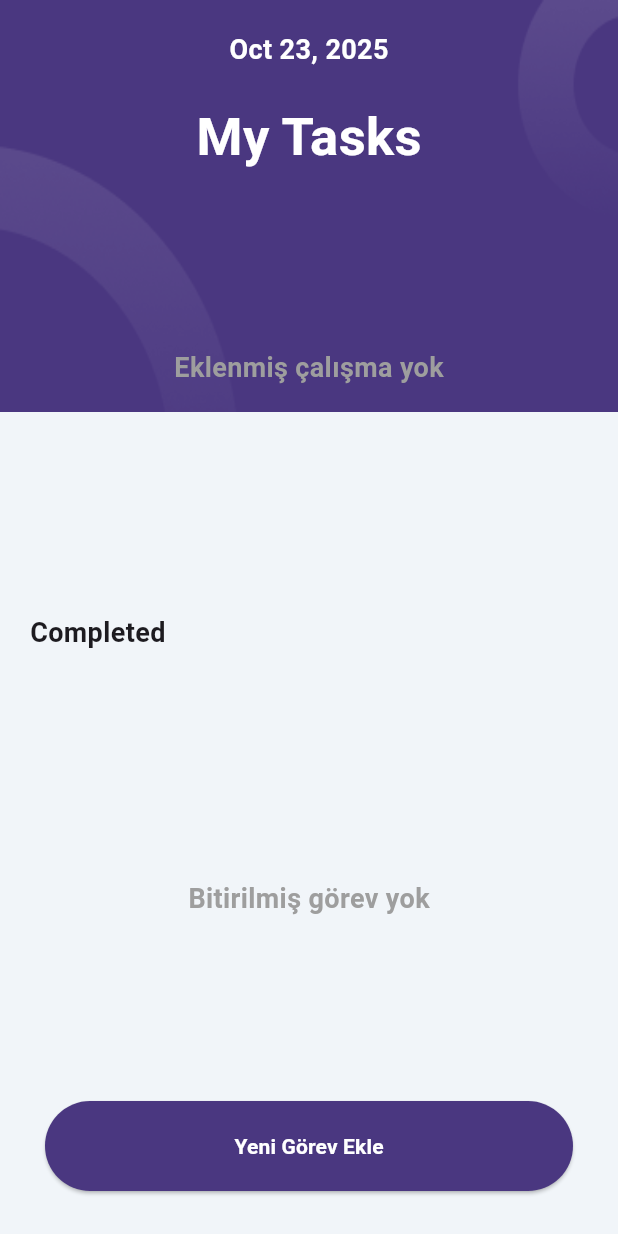
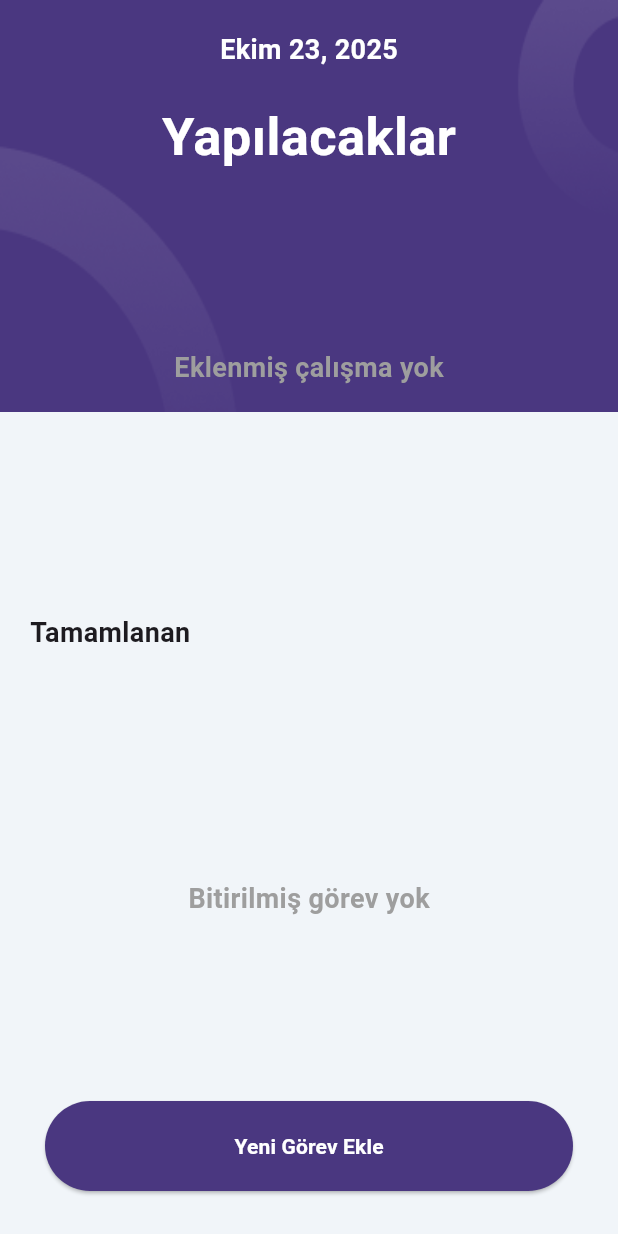
Before and after one commit to IbrahimSenates/todo-app, a Flutter app: the screen it shows after launch, on a phone screen of 412 x 824 dp. Run offline on Flutter 3.47's test engine with Material 3 defaults, Android fonts, the phone set to English and light mode, and no system bars; our stand-ins replace flutter_local_notifications, flutter_timezone, hexcolor, isar, timezone; accounts and stored records are empty; generated files the repository leaves out were written again.

```diff
--- a/lib/main.dart
+++ b/lib/main.dart
@@ -3,6 +3,7 @@ import 'package:todo_app_2/screens/home.dart';
 import 'package:todo_app_2/service/data_base_service.dart';
 import 'package:todo_app_2/service/notification_service.dart';
 import 'package:intl/date_symbol_data_local.dart';
+import 'package:flutter_localizations/flutter_localizations.dart';
 
 void main() async {
   WidgetsFlutterBinding.ensureInitialized();
@@ -22,6 +23,16 @@ class MyApp extends StatefulWidget {
 class _MyAppState extends State<MyApp> {
   @override
   Widget build(BuildContext context) {
-    return MaterialApp(debugShowCheckedModeBanner: false, home: HomeScreen());
+    return MaterialApp(
+      debugShowCheckedModeBanner: false,
+      home: HomeScreen(),
+      locale: Locale('tr', 'TR'),
+      supportedLocales: [Locale('tr', 'TR')],
+      localizationsDelegates: [
+        GlobalMaterialLocalizations.delegate,
+        GlobalWidgetsLocalizations.delegate,
+        GlobalCupertinoLocalizations.delegate,
+      ],
+    );
   }
 }
--- a/lib/screens/home.dart
+++ b/lib/screens/home.dart
@@ -56,7 +56,7 @@ class _HomeScreenState extends State<HomeScreen> {
               child: Align(
                 alignment: AlignmentGeometry.centerLeft,
                 child: Text(
-                  'Completed',
+                  'Tamamlanan',
                   style: TextStyle(fontWeight: FontWeight.bold, fontSize: 18),
                 ),
               ),
--- a/lib/service/data_base_service.dart
+++ b/lib/service/data_base_service.dart
@@ -15,7 +15,7 @@ class DataBaseService {
   List<Todo> currentTodos = [];
 
   //Görev ekle
-  Future<void> addTodo(
+  Future<int> addTodo(
     String text,
     String category,
     DateTime date,
@@ -30,6 +30,7 @@ class DataBaseService {
       ..description = description;
     isar.writeTxn(() => isar.todos.put(newTodo));
     await fetchTodos();
+    return newTodo.id;
   }
 
   //Görevleri getir
--- a/lib/widgets/header_widget.dart
+++ b/lib/widgets/header_widget.dart
@@ -1,9 +1,14 @@
 import 'package:flutter/material.dart';
+import 'package:hexcolor/hexcolor.dart';
 import 'package:intl/intl.dart';
+import 'package:todo_app_2/constants/color.dart';
 
 class HeaderItem extends StatelessWidget {
   HeaderItem({super.key});
-  final String formattedData = DateFormat('MMM dd, y').format(DateTime.now());
+  final String formattedData = DateFormat(
+    'MMMM dd, y',
+    'tr_TR',
+  ).format(DateTime.now());
 
   @override
   Widget build(BuildContext context) {
@@ -11,7 +16,7 @@ class HeaderItem extends StatelessWidget {
     double deviceWidht = MediaQuery.of(context).size.width;
     return Container(
       decoration: BoxDecoration(
-        color: Colors.purple,
+        color: HexColor(buttonColor),
         image: DecorationImage(
           image: AssetImage("lib/assets/images/header.png"),
           fit: BoxFit.fill,
@@ -35,7 +40,7 @@ class HeaderItem extends StatelessWidget {
           Padding(
             padding: EdgeInsets.only(top: 20),
             child: Text(
-              "My Tasks",
+              "Yapılacaklar",
               style: TextStyle(
                 color: Colors.white,
                 fontSize: 35,
--- a/lib/widgets/input_widget.dart
+++ b/lib/widgets/input_widget.dart
@@ -19,8 +19,8 @@ class InputWidget extends StatefulWidget {
 }
 
 DateTime nowDate = DateTime.now();
-DateTime firstDate = DateTime(nowDate.year, nowDate.month - 2);
-DateTime lastDate = DateTime(nowDate.year, nowDate.month + 2);
+DateTime firstDate = DateTime(nowDate.year, nowDate.month, nowDate.day);
+DateTime lastDate = DateTime(nowDate.year + 10);
 TimeOfDay nowTime = TimeOfDay.now();
 
 class _InputWidgetState extends State<InputWidget> {
--- a/pubspec.yaml
+++ b/pubspec.yaml
@@ -31,6 +31,9 @@ dependencies:
   flutter:
     sdk: flutter
 
+  flutter_localizations:
+    sdk: flutter
+
   # The following adds the Cupertino Icons font to your application.
   # Use with the CupertinoIcons class for iOS style icons.
   cupertino_icons: ^1.0.8
@@ -39,7 +42,7 @@ dependencies:
   isar: ^3.1.0+1
   isar_flutter_libs: ^3.1.0+1
   path_provider: ^2.1.5
-  intl: ^0.19.0
+  intl: ^0.20.2
   flutter_local_notifications: ^19.5.0
   timezone: ^0.10.1
   flutter_timezone: ^5.0.0
```
Also changed, not shown: lib/screens/add_new_task.dart (+9 -8 lines), lib/service/notification_service.dart (+49 -2 lines), lib/widgets/todo_list_column.dart (+18 -0 lines), pubspec.lock.
